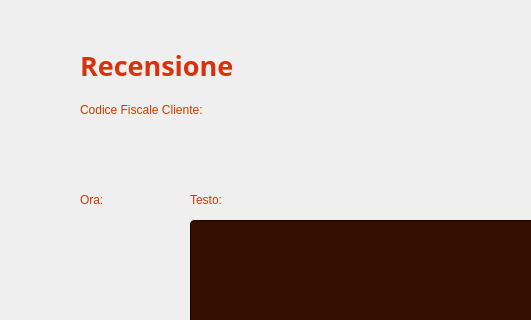
The window that Viste/VistaVisualizzaRecensioneAmministratore.ui (GiacomoPrincipi/CineMax) describes before a commit, drawn with Qt 5; both pictures show x 100 to 631 and y 0 to 320 of the 790 by 499 pixel window.
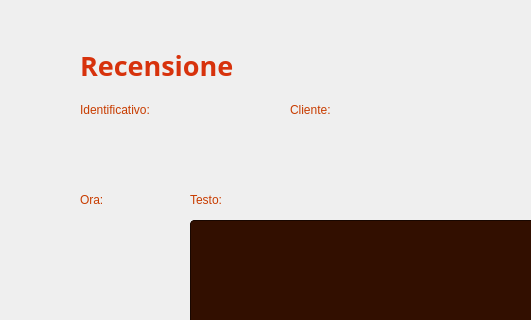
The same window after the commit. Icons and pictures are not drawn. Custom widgets are drawn as their Qt base class.

```diff
--- a/Viste/VistaVisualizzaRecensioneAmministratore.ui
+++ b/Viste/VistaVisualizzaRecensioneAmministratore.ui
@@ -41,7 +41,7 @@
     <string/>
    </property>
   </widget>
-  <widget class="QLabel" name="labelCodiceFiscale">
+  <widget class="QLabel" name="labelId">
    <property name="geometry">
     <rect>
      <x>180</x>
@@ -56,7 +56,7 @@
 }</string>
    </property>
    <property name="text">
-    <string>Codice Fiscale Cliente:</string>
+    <string>Identificativo:</string>
    </property>
    <property name="alignment">
     <set>Qt::AlignmentFlag::AlignLeading|Qt::AlignmentFlag::AlignLeft|Qt::AlignmentFlag::AlignVCenter</set>
@@ -344,6 +344,45 @@
 }</string>
    </property>
   </widget>
+  <widget class="QLabel" name="labelCodiceFiscale">
+   <property name="geometry">
+    <rect>
+     <x>390</x>
+     <y>100</y>
+     <width>161</width>
+     <height>20</height>
+    </rect>
+   </property>
+   <property name="styleSheet">
+    <string notr="true">QLabel {
+    color: #C83C00;
+}</string>
+   </property>
+   <property name="text">
+    <string>Cliente:</string>
+   </property>
+   <property name="alignment">
+    <set>Qt::AlignmentFlag::AlignLeading|Qt::AlignmentFlag::AlignLeft|Qt::AlignmentFlag::AlignVCenter</set>
+   </property>
+  </widget>
+  <widget class="QLabel" name="labelCodiceFiscaleRecensione">
+   <property name="geometry">
+    <rect>
+     <x>390</x>
+     <y>130</y>
+     <width>131</width>
+     <height>20</height>
+    </rect>
+   </property>
+   <property name="styleSheet">
+    <string notr="true">QLabel {
+    color: #962D00;
+}</string>
+   </property>
+   <property name="text">
+    <string/>
+   </property>
+  </widget>
  </widget>
  <customwidgets>
   <customwidget>
```
Left out of the diff: 2 changed lines with no effect on the pictures.
